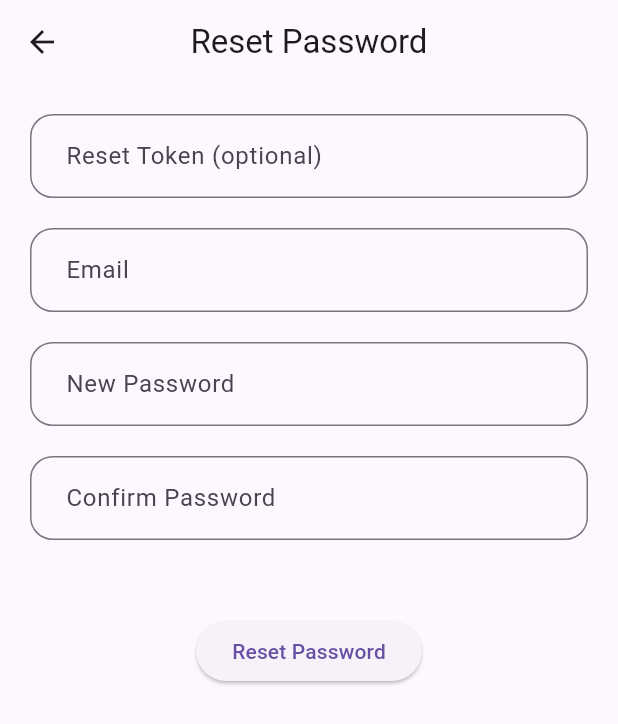
After one commit to BijoyRaju/snapverese, a Flutter app: the ResetPasswordScreen screen opened directly, on a phone screen of 412 x 824 dp. The commit adds this screen. Shown: the top 724 px of the screen. Run offline on Flutter 3.47's test engine with Material 3 defaults, Android fonts, the phone set to English and light mode, and no system bars; our stand-ins replace gap, google_sign_in, image_picker, supabase_flutter; accounts and stored records are empty; network calls fail; statements that could not run were skipped.

Commit message:
Development 7th july

```diff
--- a/lib/main.dart
+++ b/lib/main.dart
@@ -33,9 +33,13 @@ class MyApp extends StatelessWidget {
       ],
 
       child: MaterialApp(
+        // routes: {
+        //   '/update-password': (context) => const UpdatePasswordScreen(),
+        // },
         title: "SNAPvERESE",
         home: SplashScreen(),
       ),
     );
+
   }
 }
--- a/lib/view/bottom_navigation_bar/bottom_nav_screen.dart
+++ b/lib/view/bottom_navigation_bar/bottom_nav_screen.dart
@@ -51,7 +51,7 @@ class _BottomNavScreenState extends State<BottomNavScreen> {
           BottomNavigationBarItem(
             icon: Icon(Icons.person_outlined),
             activeIcon: Icon(Icons.person),
-            label: 'Notifications',
+            label: 'Profile',
           ),
           BottomNavigationBarItem(
             icon: Icon(Icons.settings_outlined),
--- /dev/null
+++ b/lib/view/forget_password/reset_password_screen.dart
@@ -0,0 +1,114 @@
+import 'package:flutter/material.dart';
+import 'package:flutter/services.dart';
+import 'package:gap/gap.dart';
+import 'package:snapverese/widgets/common.dart';
+import 'package:supabase_flutter/supabase_flutter.dart';
+
+class ResetPasswordScreen extends StatefulWidget {
+  final String? email;
+  const ResetPasswordScreen({super.key, this.email});
+
+  @override
+  State<ResetPasswordScreen> createState() => _ResetPasswordScreenState();
+}
+
+class _ResetPasswordScreenState extends State<ResetPasswordScreen> {
+  final emailController = TextEditingController();
+  final passwordController = TextEditingController();
+  final confirmPasswordController = TextEditingController();
+  final resetTokenController = TextEditingController();
+  bool isLoading = false;
+  final supabase = Supabase.instance.client;
+
+  @override
+  void initState() {
+    super.initState();
+    if (widget.email != null) {
+      emailController.text = widget.email!;
+    }
+  }
+
+  @override
+  Widget build(BuildContext context) {
+    return Scaffold(
+      appBar: AppBar(
+        title: const Text("Reset Password"),
+        centerTitle: true,
+      ),
+      body: SingleChildScrollView(
+        child: Padding(
+          padding: const EdgeInsets.all(20),
+          child: Column(
+            children: [
+              // Optional: allow pasting token, though not used in logic
+              customTextField("Reset Token (optional)", resetTokenController),
+              const Gap(20),
+              customTextField("Email", emailController),
+              const Gap(20),
+              customTextField("New Password", passwordController),
+              const Gap(20),
+              customTextField("Confirm Password", confirmPasswordController),
+              const Gap(50),
+              ElevatedButton(onPressed:  isLoading
+                    ? null
+                    : () {
+                        _handlePasswordReset();
+                      }, child: Text("Reset Password"))
+            ],
+          ),
+        ),
+      ),
+    );
+  }
+
+
+  Future<void> _handlePasswordReset() async {
+    final password = passwordController.text.trim();
+    final confirmPassword = confirmPasswordController.text.trim();
+
+    if (password.isEmpty || confirmPassword.isEmpty) {
+      _showAlert("Error", "All fields are required.");
+      return;
+    }
+
+    if (password != confirmPassword) {
+      _showAlert("Error", "Passwords do not match.");
+      return;
+    }
+
+    setState(() => isLoading = true);
+
+    try {
+      await supabase.auth.updateUser(UserAttributes(password: password));
+
+      if (mounted) {
+        _showAlert("Success", "Password updated successfully. Please log in again.", onOk: () {
+          Navigator.pop(context); // go back to login screen
+        });
+      }
+    } catch (e) {
+      _showAlert("Error", e.toString());
+    } finally {
+      setState(() => isLoading = false);
+    }
+  }
+
+  void _showAlert(String title, String message, {VoidCallback? onOk}) {
+    showDialog(
+      context: context,
+      builder: (_) => AlertDialog(
+        title: Text(title),
+        content: Text(message),
+        actions: [
+          TextButton(
+            onPressed: () {
+              Navigator.of(context).pop();
+              if (onOk != null) onOk();
+            },
+            child: const Text("OK"),
+          ),
+        ],
+      ),
+    );
+  }
+}
```
Also changed, not shown: lib/view/forget_password/forget_password_screen.dart (added, +101 -0 lines), lib/view/login_screen/login_screen.dart (+6 -1 lines), lib/view/profile/post_details.dart (added, +68 -0 lines), lib/view/profile/profile_screen.dart (+89 -33 lines).
